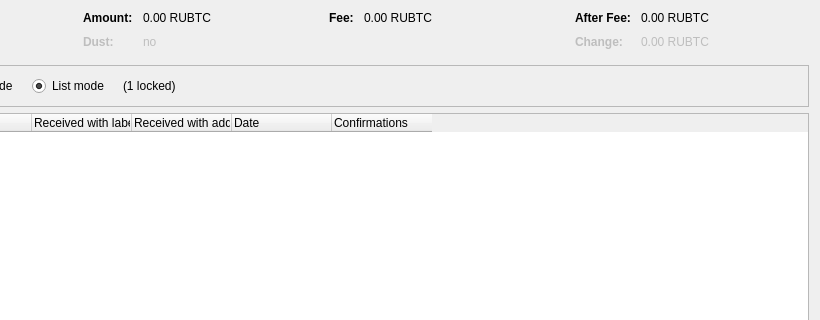
First picture: the form in src/qt/forms/coincontroldialog.ui, repository Youzrsef123/nationalbitcoin, before the edit; both pictures show x 180 to 1000 and y 0 to 320 of the 1000 by 500 pixel window.
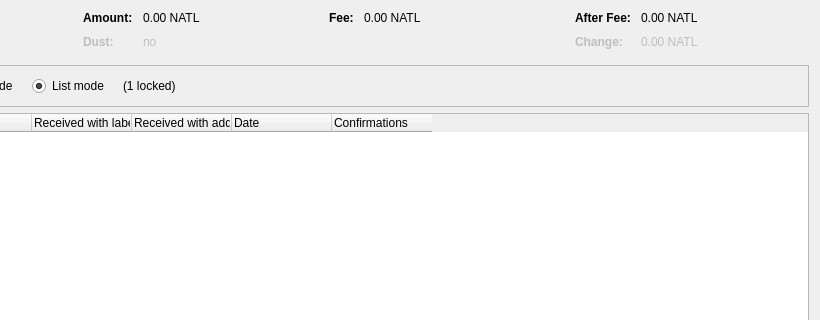
Second picture: the form after the edit. Custom widgets are drawn as their Qt base class.

Diff of the .ui file:
```diff
--- a/src/qt/forms/coincontroldialog.ui
+++ b/src/qt/forms/coincontroldialog.ui
@@ -132,7 +132,7 @@
           <enum>Qt::ActionsContextMenu</enum>
          </property>
          <property name="text">
-          <string notr="true">0.00 RUBTC</string>
+          <string notr="true">0.00 NATL</string>
          </property>
          <property name="textInteractionFlags">
           <set>Qt::LinksAccessibleByMouse|Qt::TextSelectableByKeyboard|Qt::TextSelectableByMouse</set>
@@ -212,7 +212,7 @@
           <enum>Qt::ActionsContextMenu</enum>
          </property>
          <property name="text">
-          <string notr="true">0.00 RUBTC</string>
+          <string notr="true">0.00 NATL</string>
          </property>
          <property name="textInteractionFlags">
           <set>Qt::LinksAccessibleByMouse|Qt::TextSelectableByKeyboard|Qt::TextSelectableByMouse</set>
@@ -257,7 +257,7 @@
           <enum>Qt::ActionsContextMenu</enum>
          </property>
          <property name="text">
-          <string notr="true">0.00 RUBTC</string>
+          <string notr="true">0.00 NATL</string>
          </property>
          <property name="textInteractionFlags">
           <set>Qt::LinksAccessibleByMouse|Qt::TextSelectableByKeyboard|Qt::TextSelectableByMouse</set>
@@ -292,7 +292,7 @@
           <enum>Qt::ActionsContextMenu</enum>
          </property>
          <property name="text">
-          <string notr="true">0.00 RUBTC</string>
+          <string notr="true">0.00 NATL</string>
          </property>
          <property name="textInteractionFlags">
           <set>Qt::LinksAccessibleByMouse|Qt::TextSelectableByKeyboard|Qt::TextSelectableByMouse</set>
```
